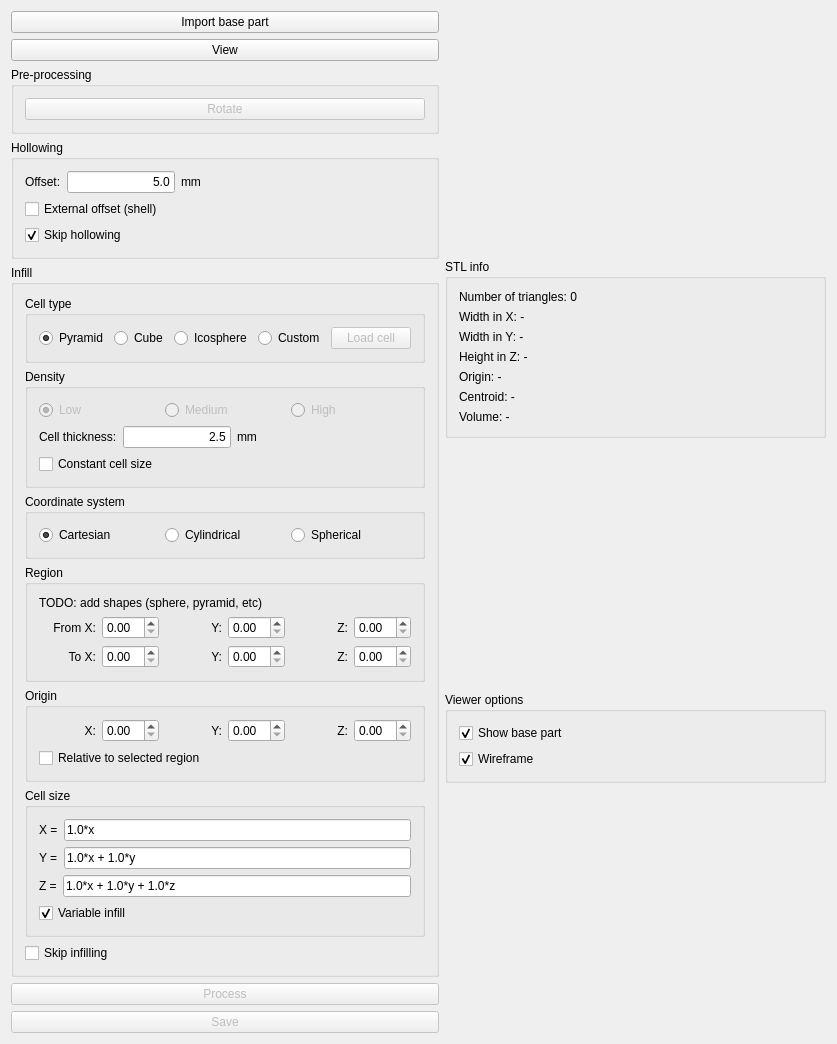
Old version of the form mainwindow.ui in the repository kgmostafa/1.
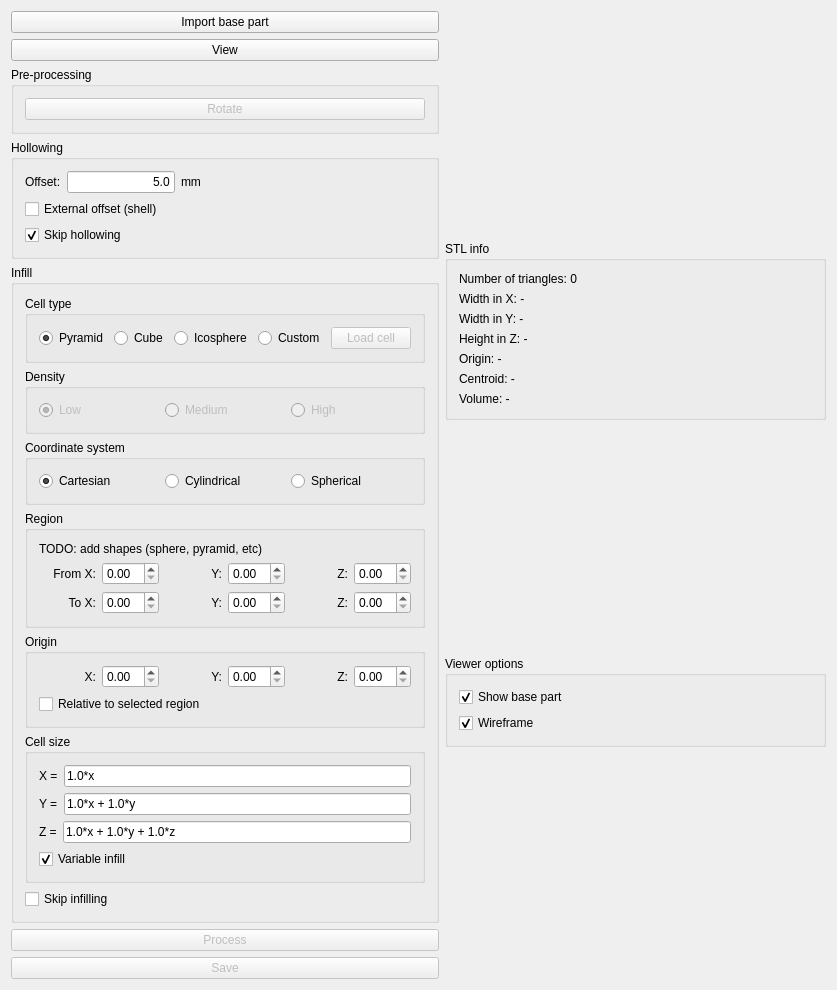
New version of the form.

The edit to the form file:
```diff
--- a/mainwindow.ui
+++ b/mainwindow.ui
@@ -10,7 +10,7 @@
     <x>0</x>
     <y>0</y>
     <width>837</width>
-    <height>916</height>
+    <height>865</height>
    </rect>
   </property>
   <property name="windowTitle">
@@ -249,53 +249,6 @@
               </item>
              </layout>
             </item>
-            <item>
-             <layout class="QHBoxLayout" name="horizontalLayout">
-              <item>
-               <widget class="QLabel" name="label">
-                <property name="sizePolicy">
-                 <sizepolicy hsizetype="Fixed" vsizetype="Preferred">
-                  <horstretch>0</horstretch>
-                  <verstretch>0</verstretch>
-                 </sizepolicy>
-                </property>
-                <property name="text">
-                 <string>Cell thickness:</string>
-                </property>
-               </widget>
-              </item>
-              <item>
-               <widget class="QLineEdit" name="lineEdit_cellThickness">
-                <property name="sizePolicy">
-                 <sizepolicy hsizetype="Fixed" vsizetype="Fixed">
-                  <horstretch>0</horstretch>
-                  <verstretch>0</verstretch>
-                 </sizepolicy>
-                </property>
-                <property name="text">
-                 <string>2.5</string>
-                </property>
-                <property name="alignment">
-                 <set>Qt::AlignRight|Qt::AlignTrailing|Qt::AlignVCenter</set>
-                </property>
-               </widget>
-              </item>
-              <item>
-               <widget class="QLabel" name="label_cellUnit">
-                <property name="text">
-                 <string>mm</string>
-                </property>
-               </widget>
-              </item>
-             </layout>
-            </item>
-            <item>
-             <widget class="QCheckBox" name="checkBox_constantCellSize">
-              <property name="text">
-               <string>Constant cell size</string>
-              </property>
-             </widget>
-            </item>
            </layout>
           </widget>
          </item>
```
